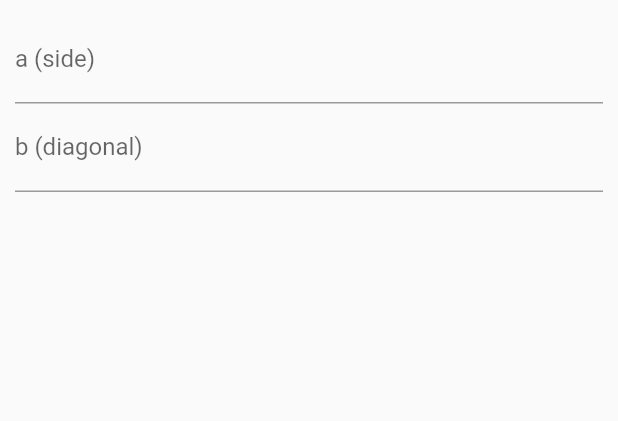
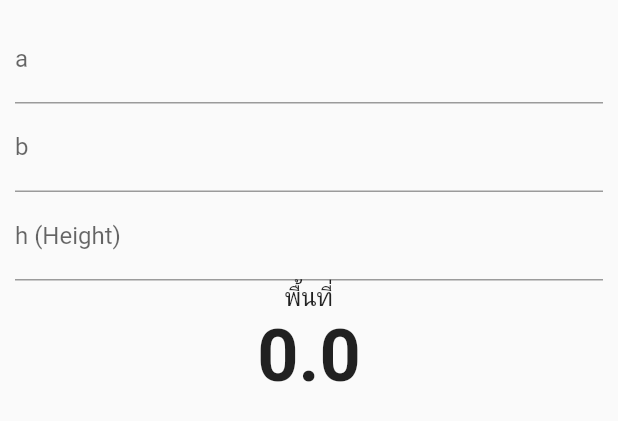
Before and after one commit to Wongvaritanprasertporn/class12geomathitproject, a Flutter app: the TrapezoidCalcPage widget shown alone on an empty page, opened directly, on a phone screen of 412 x 824 dp. Shown: the top 421 px of the screen. Run offline on Flutter 3.47's test engine with Material 2 defaults, Android fonts, the phone set to English and light mode, and no system bars.

Commit message:
finish trapezoid

```diff
--- a/lib/CalcSubPage/trapezoid.dart
+++ b/lib/CalcSubPage/trapezoid.dart
@@ -1,5 +1,5 @@
 import 'package:flutter/material.dart';
-import 'package:flutter/services.dart';
+import 'package:geomath/numberField.dart';
 
 class TrapezoidCalcPage extends StatefulWidget {
   TrapezoidCalcPage({Key? key}) : super(key: key);
@@ -9,6 +9,10 @@ class TrapezoidCalcPage extends StatefulWidget {
 }
 
 class _TrapezoidCalcPage extends State<TrapezoidCalcPage> {
+  num a = 0;
+  num b = 0;
+  num h = 0;
+
   @override
   Widget build(BuildContext context) {
     return Padding(
@@ -16,18 +20,35 @@ class _TrapezoidCalcPage extends State<TrapezoidCalcPage> {
       child: Column(
         children: [
           Column(children: [
-            TextField(
-                decoration: new InputDecoration(labelText: "a (side)"),
-                keyboardType: TextInputType.number,
-                inputFormatters: <TextInputFormatter>[
-                  FilteringTextInputFormatter.digitsOnly
-                ]),
-            TextField(
-                decoration: new InputDecoration(labelText: "b (diagonal)"),
-                keyboardType: TextInputType.number,
-                inputFormatters: <TextInputFormatter>[
-                  FilteringTextInputFormatter.digitsOnly
-                ]),
+            NumberField(
+                labelText: "a",
+                onChanged: (value) => {
+                      setState(() {
+                        a = double.parse(value);
+                      })
+                    }),
+            NumberField(
+                labelText: "b",
+                onChanged: (value) => {
+                      setState(() {
+                        b = double.parse(value);
+                      })
+                    }),
+            NumberField(
+                labelText: "h (Height)",
+                onChanged: (value) => {
+                      setState(() {
+                        h = double.parse(value);
+                      })
+                    }),
+            Text(
+              "พื้นที่",
+              style: TextStyle(fontSize: 16, fontWeight: FontWeight.w500),
+            ),
+            Text(
+              "${0.5 * h * (a + b)}",
+              style: TextStyle(fontSize: 48, fontWeight: FontWeight.bold),
+            ),
           ])
         ],
       ),
```
